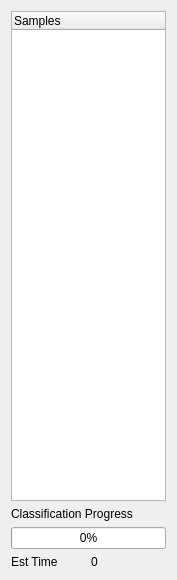
First picture: the form in pyqt_designer/run_organizer.ui, repository Hauptman-Woodward/Marco_Polo, before the edit.
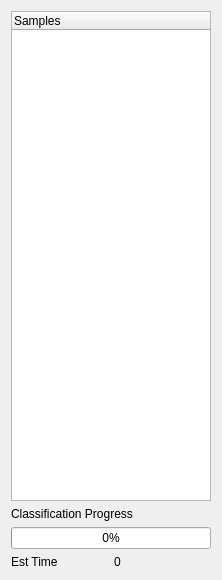
Second picture: the form after the edit. Custom widgets are drawn as their Qt base class.

Commit message: Big changes to how runs are imported and connections with ftp browser. Moving control to the RunOrganizer widget.

Diff of the .ui file:
```diff
--- a/pyqt_designer/run_organizer.ui
+++ b/pyqt_designer/run_organizer.ui
@@ -6,7 +6,7 @@
    <rect>
     <x>0</x>
     <y>0</y>
-    <width>177</width>
+    <width>218</width>
     <height>580</height>
    </rect>
   </property>
@@ -15,7 +15,13 @@
   </property>
   <layout class="QGridLayout" name="gridLayout">
    <item row="0" column="0" colspan="2">
-    <widget class="RunOrganizer" name="runOrganizer">
+    <widget class="RunTree" name="runTree">
+     <property name="minimumSize">
+      <size>
+       <width>200</width>
+       <height>0</height>
+      </size>
+     </property>
      <column>
       <property name="text">
        <string>Samples</string>
@@ -58,7 +64,7 @@
  </widget>
  <customwidgets>
   <customwidget>
-   <class>RunOrganizer</class>
+   <class>RunTree</class>
    <extends>QTreeWidget</extends>
    <header>polo/widgets/run_organizer</header>
   </customwidget>
```
The commit also changes 33 other files.
